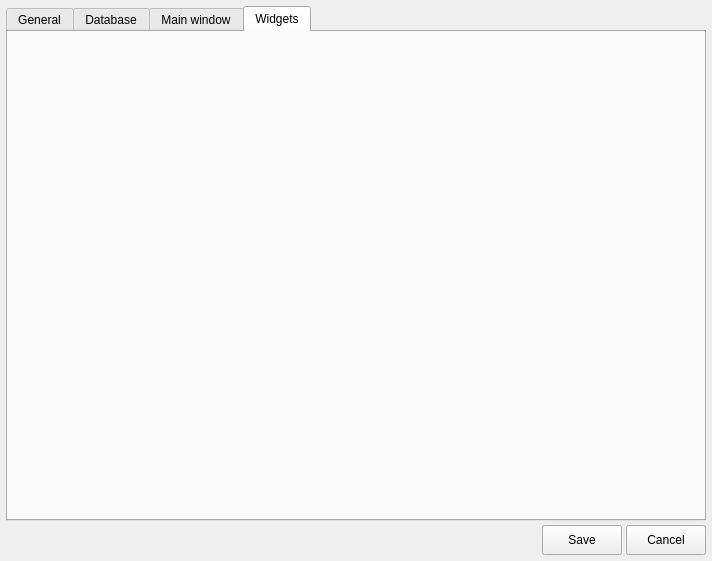
First picture: the form in src/plugins/base/widgets/usereditwidget.ui, repository awfeequdng/rubus, before the edit.
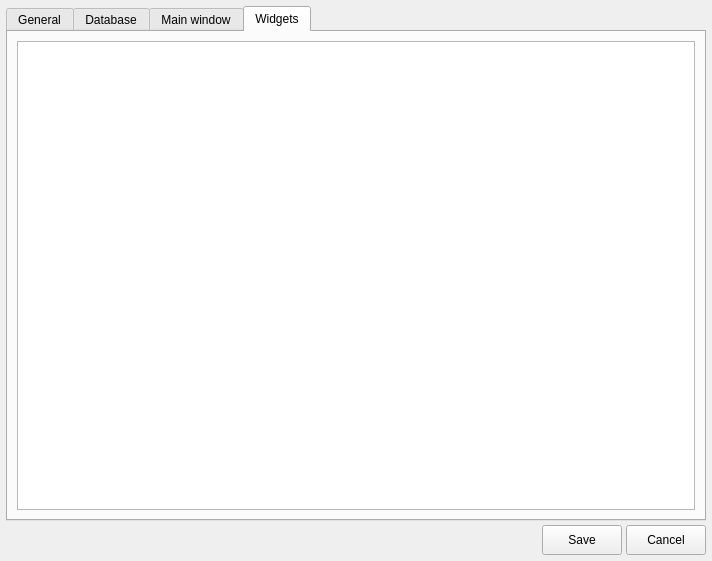
Second picture: the form after the edit. The open tabs and pages were chosen to show the change. Custom widgets are drawn as their Qt base class.

What changed in the file:
```diff
--- a/src/plugins/base/widgets/usereditwidget.ui
+++ b/src/plugins/base/widgets/usereditwidget.ui
@@ -127,6 +127,11 @@
       <attribute name="title">
        <string>Widgets</string>
       </attribute>
+      <layout class="QVBoxLayout" name="verticalLayout_3">
+       <item>
+        <widget class="QTextEdit" name="edParams"/>
+       </item>
+      </layout>
      </widget>
     </widget>
    </item>
```
Left out of the diff: 8 changed lines with no effect on the pictures.
